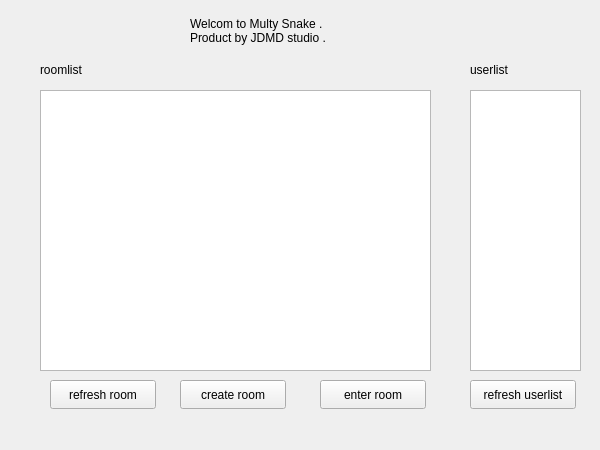
lexdene/MultiSnake, file SnakeClient/gui/jhallwidget.ui: the form before one commit.
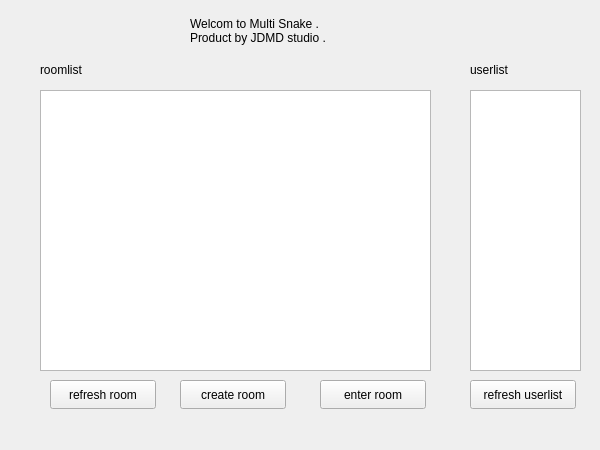
The form after the commit.

Diff of the .ui file:
```diff
--- a/SnakeClient/gui/jhallwidget.ui
+++ b/SnakeClient/gui/jhallwidget.ui
@@ -23,7 +23,7 @@
     </rect>
    </property>
    <property name="text">
-    <string>Welcom to Multy Snake .
+    <string>Welcom to Multi Snake .
 Product by JDMD studio .</string>
    </property>
   </widget>
```
Left out of the diff: 2 changed lines with no effect on the pictures.
